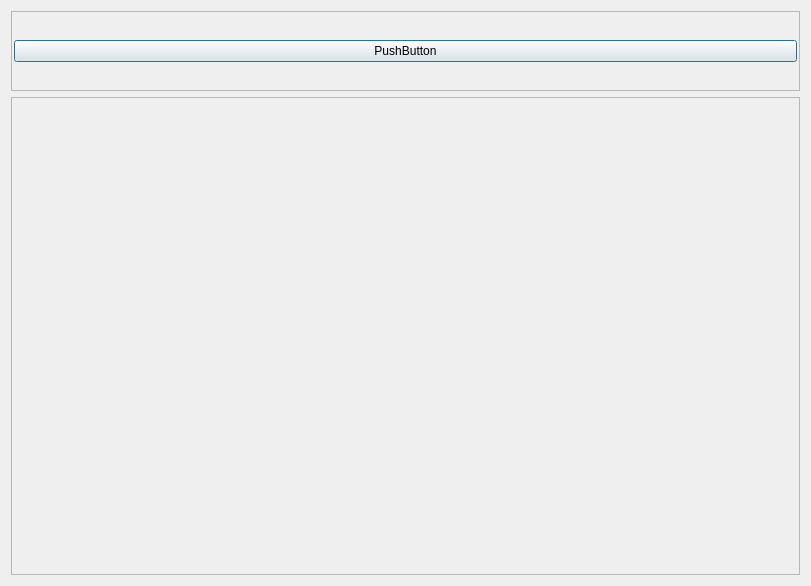
Above: DialogScrollTest.ui from wlffeng2008/SimpleTest before the change. Below: the same form after it.
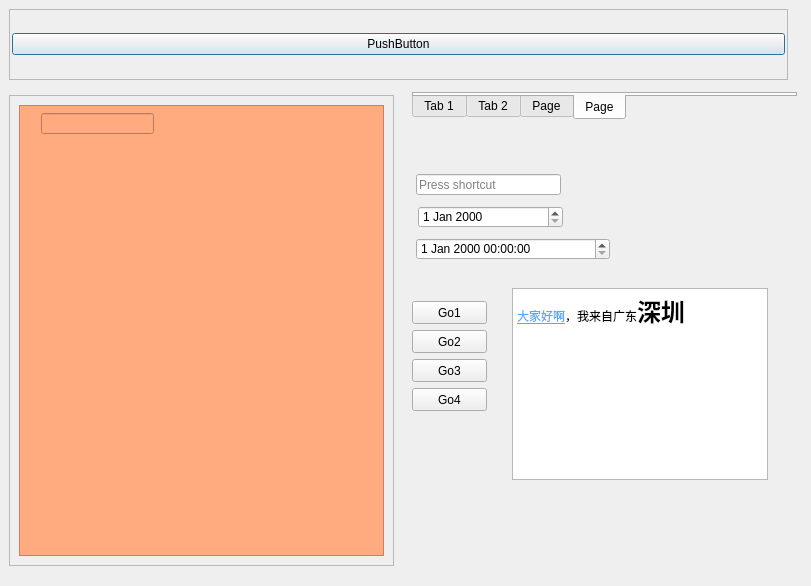
That is the form after the change. Icons and pictures are not drawn.

The edit to the form file:
```diff
--- a/DialogScrollTest.ui
+++ b/DialogScrollTest.ui
@@ -13,9 +13,15 @@
   <property name="windowTitle">
    <string>Dialog</string>
   </property>
-  <layout class="QVBoxLayout" name="verticalLayout">
-   <item>
     <widget class="QScrollArea" name="scrollArea">
+   <property name="geometry">
+    <rect>
+     <x>9</x>
+     <y>9</y>
+     <width>779</width>
+     <height>71</height>
+    </rect>
+   </property>
      <property name="maximumSize">
       <size>
        <width>16777215</width>
@@ -30,8 +36,8 @@
        <rect>
         <x>0</x>
         <y>0</y>
-        <width>791</width>
-        <height>78</height>
+      <width>777</width>
+      <height>69</height>
        </rect>
       </property>
       <layout class="QHBoxLayout" name="horizontalLayout_2">
@@ -57,9 +63,15 @@
       </layout>
      </widget>
     </widget>
-   </item>
-   <item>
     <widget class="QScrollArea" name="scrollArea_2">
+   <property name="geometry">
+    <rect>
+     <x>9</x>
+     <y>95</y>
+     <width>385</width>
+     <height>471</height>
+    </rect>
+   </property>
      <property name="widgetResizable">
       <bool>true</bool>
      </property>
@@ -68,16 +80,199 @@
        <rect>
         <x>0</x>
         <y>0</y>
-        <width>791</width>
-        <height>480</height>
-       </rect>
-      </property>
-      <layout class="QVBoxLayout" name="verticalLayout_2"/>
+      <width>383</width>
+      <height>469</height>
+     </rect>
+    </property>
+    <layout class="QVBoxLayout" name="verticalLayout">
+     <item>
+      <widget class="QFrame" name="frame">
+       <property name="styleSheet">
+        <string notr="true">background-color: rgb(255, 170, 127);</string>
+       </property>
+       <property name="frameShape">
+        <enum>QFrame::Shape::StyledPanel</enum>
+       </property>
+       <property name="frameShadow">
+        <enum>QFrame::Shadow::Raised</enum>
+       </property>
+       <widget class="QLineEdit" name="lineEdit">
+        <property name="geometry">
+         <rect>
+          <x>22</x>
+          <y>8</y>
+          <width>113</width>
+          <height>21</height>
+         </rect>
+        </property>
      </widget>
     </widget>
    </item>
   </layout>
  </widget>
- <resources/>
+  </widget>
+  <widget class="QPushButton" name="pushButtonGo1">
+   <property name="geometry">
+    <rect>
+     <x>412</x>
+     <y>301</y>
+     <width>75</width>
+     <height>23</height>
+    </rect>
+   </property>
+   <property name="text">
+    <string>Go1</string>
+   </property>
+  </widget>
+  <widget class="QPushButton" name="pushButtonGo2">
+   <property name="geometry">
+    <rect>
+     <x>412</x>
+     <y>330</y>
+     <width>75</width>
+     <height>23</height>
+    </rect>
+   </property>
+   <property name="text">
+    <string>Go2</string>
+   </property>
+  </widget>
+  <widget class="QPushButton" name="pushButtonGo3">
+   <property name="geometry">
+    <rect>
+     <x>412</x>
+     <y>359</y>
+     <width>75</width>
+     <height>23</height>
+    </rect>
+   </property>
+   <property name="text">
+    <string>Go3</string>
+   </property>
+  </widget>
+  <widget class="QPushButton" name="pushButtonGo4">
+   <property name="geometry">
+    <rect>
+     <x>412</x>
+     <y>388</y>
+     <width>75</width>
+     <height>23</height>
+    </rect>
+   </property>
+   <property name="text">
+    <string>Go4</string>
+   </property>
+  </widget>
+  <widget class="QTabWidget" name="tabWidget">
+   <property name="geometry">
+    <rect>
+     <x>412</x>
+     <y>92</y>
+     <width>385</width>
+     <height>28</height>
+    </rect>
+   </property>
+   <property name="tabPosition">
+    <enum>QTabWidget::TabPosition::South</enum>
+   </property>
+   <property name="currentIndex">
+    <number>3</number>
+   </property>
+   <property name="documentMode">
+    <bool>false</bool>
+   </property>
+   <property name="tabsClosable">
+    <bool>false</bool>
+   </property>
+   <widget class="QWidget" name="tab">
+    <attribute name="title">
+     <string>Tab 1</string>
+    </attribute>
+   </widget>
+   <widget class="QWidget" name="tab_2">
+    <attribute name="title">
+     <string>Tab 2</string>
+    </attribute>
+   </widget>
+   <widget class="QWidget" name="tab_3">
+    <attribute name="icon">
+     <iconset resource="res.qrc">
+      <normaloff>:/images/BoxChecked.png</normaloff>:/images/BoxChecked.png</iconset>
+    </attribute>
+    <attribute name="title">
+     <string>Page</string>
+    </attribute>
+   </widget>
+   <widget class="QWidget" name="tab_4">
+    <attribute name="title">
+     <string>Page</string>
+    </attribute>
+   </widget>
+  </widget>
+  <widget class="QKeySequenceEdit" name="keySequenceEdit">
+   <property name="geometry">
+    <rect>
+     <x>416</x>
+     <y>174</y>
+     <width>145</width>
+     <height>21</height>
+    </rect>
+   </property>
+  </widget>
+  <widget class="QDateEdit" name="dateEdit">
+   <property name="geometry">
+    <rect>
+     <x>418</x>
+     <y>206</y>
+     <width>145</width>
+     <height>22</height>
+    </rect>
+   </property>
+  </widget>
+  <widget class="QDateTimeEdit" name="dateTimeEdit">
+   <property name="geometry">
+    <rect>
+     <x>416</x>
+     <y>238</y>
+     <width>194</width>
+     <height>22</height>
+    </rect>
+   </property>
+  </widget>
+  <widget class="QTextBrowser" name="textBrowser">
+   <property name="geometry">
+    <rect>
+     <x>512</x>
+     <y>288</y>
+     <width>256</width>
+     <height>192</height>
+    </rect>
+   </property>
+   <property name="html">
+    <string>&lt;!DOCTYPE HTML PUBLIC &quot;-//W3C//DTD HTML 4.0//EN&quot; &quot;http://www.w3.org/TR/REC-html40/strict.dtd&quot;&gt;
+&lt;html&gt;&lt;head&gt;&lt;meta name=&quot;qrichtext&quot; content=&quot;1&quot; /&gt;&lt;meta charset=&quot;utf-8&quot; /&gt;&lt;style type=&quot;text/css&quot;&gt;
+p, li { white-space: pre-wrap; }
+hr { height: 1px; border-width: 0; }
+li.unchecked::marker { content: &quot;\2610&quot;; }
+li.checked::marker { content: &quot;\2612&quot;; }
+&lt;/style&gt;&lt;/head&gt;&lt;body style=&quot; font-family:'Microsoft YaHei UI'; font-size:9pt; font-weight:400; font-style:normal;&quot;&gt;
+&lt;p style=&quot; margin-top:0px; margin-bottom:0px; margin-left:0px; margin-right:0px; -qt-block-indent:0; text-indent:0px;&quot;&gt;&lt;span style=&quot; text-decoration: underline; color:#55aaff;&quot;&gt;大家好啊&lt;/span&gt;，我来自广东&lt;span style=&quot; font-size:18pt; font-weight:700;&quot;&gt;深圳&lt;/span&gt;&lt;/p&gt;&lt;/body&gt;&lt;/html&gt;</string>
+   </property>
+  </widget>
+  <zorder>tabWidget</zorder>
+  <zorder>scrollArea</zorder>
+  <zorder>scrollArea_2</zorder>
+  <zorder>pushButtonGo1</zorder>
+  <zorder>pushButtonGo2</zorder>
+  <zorder>pushButtonGo3</zorder>
+  <zorder>pushButtonGo4</zorder>
+  <zorder>keySequenceEdit</zorder>
+  <zorder>dateEdit</zorder>
+  <zorder>dateTimeEdit</zorder>
+  <zorder>textBrowser</zorder>
+ </widget>
+ <resources>
+  <include location="res.qrc"/>
+ </resources>
  <connections/>
 </ui>
```
Lines whose indentation alone changed are shown as unchanged.
